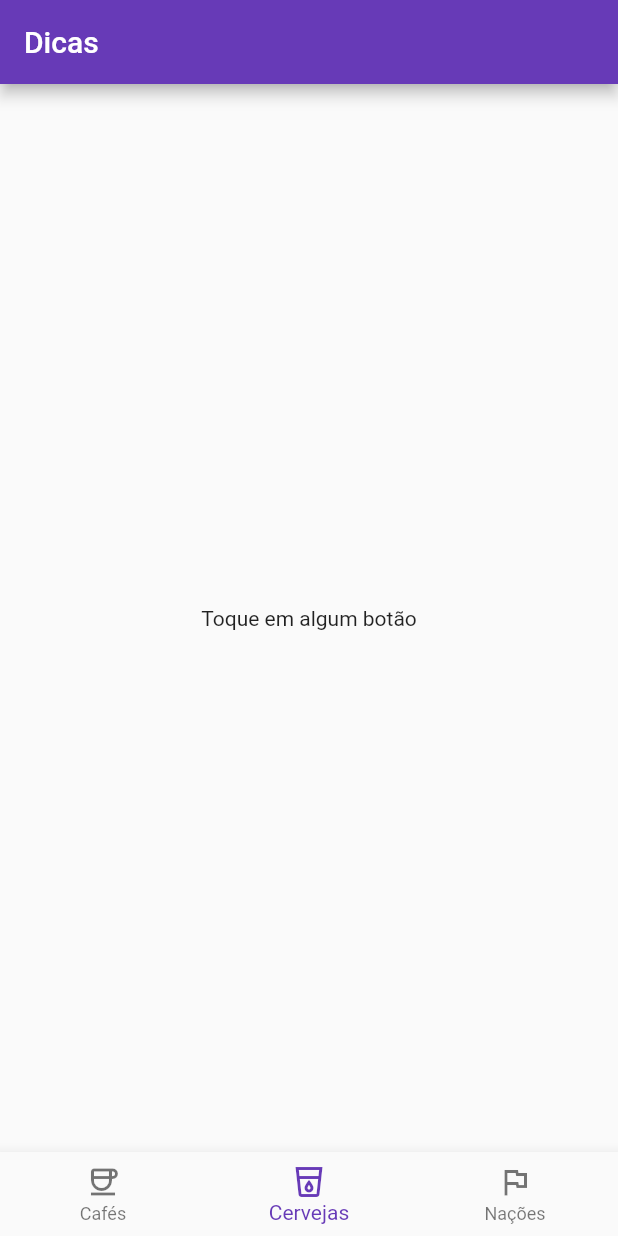
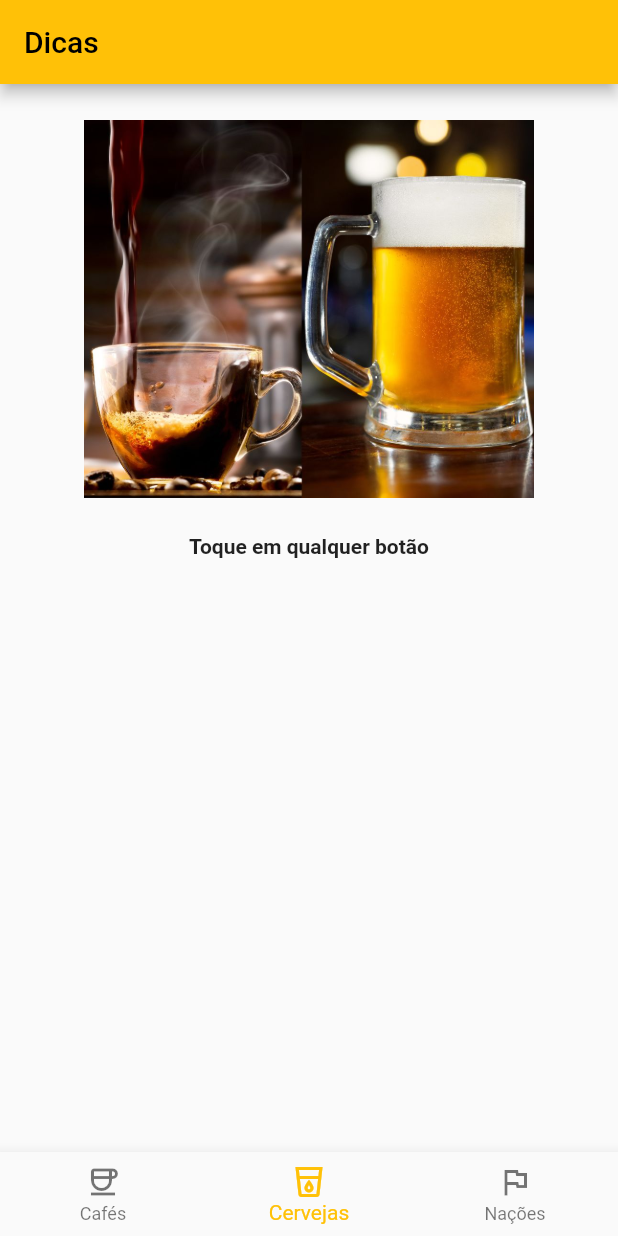
Before and after one commit to quirinof/oopFlutter, a Flutter app: the screen it shows after launch, on a phone screen of 412 x 824 dp. Run offline on Flutter 3.47's test engine with Material 2 defaults, Android fonts, the phone set to English and light mode, and no system bars; our stand-ins replace flutter_hooks; project files that could hold a hidden picture were left out.

Commit message:
recipe8 updated

```diff
--- a/recipe8/lib/main.dart
+++ b/recipe8/lib/main.dart
@@ -38,33 +38,18 @@ class DataService {
         'columnNames': ["Nome", "Intensificador", "Notas"],
         'propertyNames': ["blend_name", "intensifier", "notes"],
       };
+    }).catchError((e) {
+      tableStateNotifier.value = {'status': TableStatus.error};
     });
-  }
-
-  void carregarNacoes() async {
-    var nationsUri = Uri(
-      scheme: 'https',
-      host: 'random-data-api.com',
-      path: 'api/nation/random_nation',
-      queryParameters: {'size': '5'},
-    );
-
-    var jsonString = await http.read(nationsUri);
-    var nationsJson = jsonDecode(jsonString);
-    tableStateNotifier.value = {
-      'status': TableStatus.ready,
-      'dataObjects': nationsJson,
-      'columnNames': ["Nacão", "Idioma", "Capital"],
-      'propertyNames': ["nationality", "language", "capital"],
-    };
   }
 
   void carregarCervejas() {
     var beersUri = Uri(
-        scheme: 'https',
-        host: 'random-data-api.com',
-        path: 'api/beer/random_beer',
-        queryParameters: {'size': '5'});
+      scheme: 'https',
+      host: 'random-data-api.com',
+      path: 'api/beer/random_beer',
+      queryParameters: {'size': '5'},
+    );
 
     http.read(beersUri).then((jsonString) {
       var beersJson = jsonDecode(jsonString);
@@ -74,7 +59,31 @@ class DataService {
         'columnNames': ["Nome", "Estilo", "IBU"],
         'propertyNames': ["name", "style", "ibu"],
       };
+    }).catchError((e) {
+      tableStateNotifier.value = {'status': TableStatus.error};
     });
+  }
+
+  void carregarNacoes() async {
+    try {
+      var nationsUri = Uri(
+        scheme: 'https',
+        host: 'random-data-api.com',
+        path: 'api/nation/random_nation',
+        queryParameters: {'size': '5'},
+      );
+
+      var jsonString = await http.read(nationsUri);
+      var nationsJson = jsonDecode(jsonString);
+      tableStateNotifier.value = {
+        'status': TableStatus.ready,
+        'dataObjects': nationsJson,
+        'columnNames': ["Nacão", "Idioma", "Capital"],
+        'propertyNames': ["nationality", "language", "capital"],
+      };
+    } catch (e) {
+      tableStateNotifier.value = {'status': TableStatus.error};
+    }
   }
 }
 
@@ -89,7 +98,7 @@ class MyApp extends StatelessWidget {
   @override
   Widget build(BuildContext context) {
     return MaterialApp(
-      theme: ThemeData(primarySwatch: Colors.deepPurple),
+      theme: ThemeData(primarySwatch: Colors.amber),
       debugShowCheckedModeBanner: false,
       home: Scaffold(
         appBar: AppBar(
@@ -100,7 +109,19 @@ class MyApp extends StatelessWidget {
           builder: (_, value, __) {
             switch (value['status']) {
               case TableStatus.idle:
-                return Center(child: Text("Toque em algum botão"));
+                return Column(children: [
+                  Center(
+                    child: Image.asset(
+                      'assets/images/cafe-e-cerveja.jpg',
+                      width: 300.0,
+                      height: 300.0,
+                    ),
+                  ),
+                  Text(
+                    "Toque em qualquer botão",
+                    style: TextStyle(fontWeight: FontWeight.bold),
+                  )
+                ]);
 
               case TableStatus.loading:
                 return Center(child: CircularProgressIndicator());
@@ -113,7 +134,12 @@ class MyApp extends StatelessWidget {
                 );
 
               case TableStatus.error:
-                return Text("Lascou");
+                return Center(
+                  child: Text(
+                    "Falha na conexão.",
+                    style: TextStyle(fontSize: 30, color: Colors.red),
+                  ),
+                );
             }
 
             return const Text("...");
```
Also changed, not shown: recipe8/pubspec.yaml (+4 -3 lines), recipe8/assets/images/cafe-e-cerveja.jpg (added).
